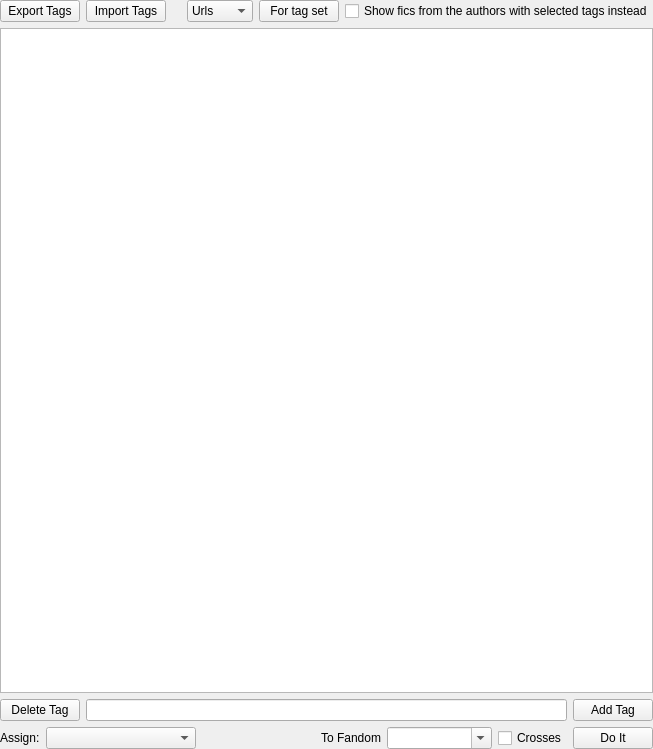
Above: UI/tagwidget.ui from Zeks/flipper before the change. Below: the same form after it.
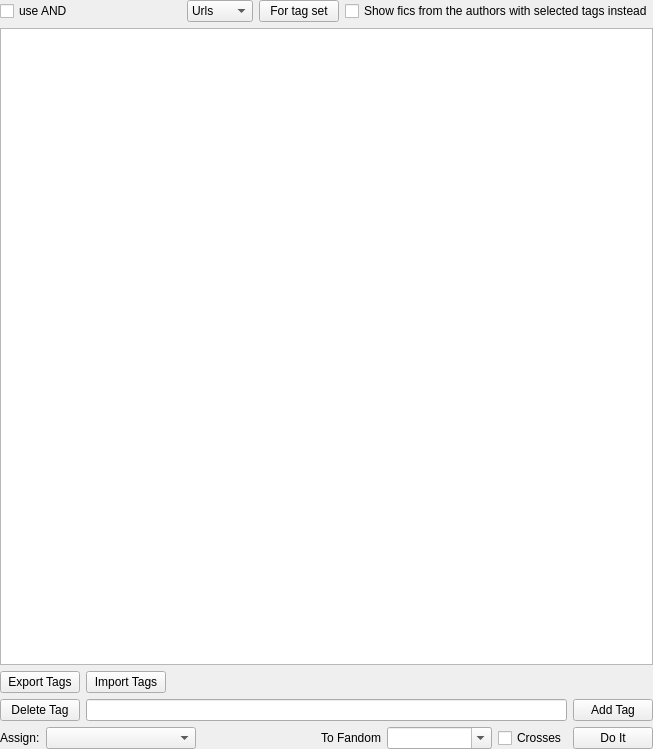
That is the form after the change. Icons and pictures are not drawn.

Diff of the .ui file:
```diff
--- a/UI/tagwidget.ui
+++ b/UI/tagwidget.ui
@@ -33,6 +33,27 @@
     <number>0</number>
    </property>
    <item row="3" column="0">
+    <layout class="QHBoxLayout" name="horizontalLayout">
+     <item>
+      <widget class="QPushButton" name="pbDeleteTag">
+       <property name="text">
+        <string>Delete Tag</string>
+       </property>
+      </widget>
+     </item>
+     <item>
+      <widget class="QLineEdit" name="leTag"/>
+     </item>
+     <item>
+      <widget class="QPushButton" name="pbAddTag">
+       <property name="text">
+        <string>Add Tag</string>
+       </property>
+      </widget>
+     </item>
+    </layout>
+   </item>
+   <item row="4" column="0">
     <widget class="QWidget" name="wdgMassTag" native="true">
      <property name="minimumSize">
       <size>
@@ -129,16 +150,9 @@
    <item row="0" column="0">
     <layout class="QHBoxLayout" name="horizontalLayout_3">
      <item>
-      <widget class="QPushButton" name="pbTagExport">
+      <widget class="QCheckBox" name="chkAndForTags">
        <property name="text">
-        <string>Export Tags</string>
-       </property>
-      </widget>
-     </item>
-     <item>
-      <widget class="QPushButton" name="pbTagImport">
-       <property name="text">
-        <string>Import Tags</string>
+        <string>use AND</string>
        </property>
       </widget>
      </item>
@@ -194,33 +208,64 @@
      </item>
     </layout>
    </item>
+   <item row="2" column="0">
+    <widget class="QWidget" name="widget" native="true">
+     <property name="minimumSize">
+      <size>
+       <width>0</width>
+       <height>0</height>
+      </size>
+     </property>
+     <layout class="QHBoxLayout" name="horizontalLayout_4">
+      <property name="leftMargin">
+       <number>0</number>
+      </property>
+      <property name="topMargin">
+       <number>0</number>
+      </property>
+      <property name="rightMargin">
+       <number>0</number>
+      </property>
+      <property name="bottomMargin">
+       <number>0</number>
+      </property>
+      <item>
+       <widget class="QPushButton" name="pbTagExport">
+        <property name="text">
+         <string>Export Tags</string>
+        </property>
+       </widget>
+      </item>
+      <item>
+       <widget class="QPushButton" name="pbTagImport">
+        <property name="text">
+         <string>Import Tags</string>
+        </property>
+       </widget>
+      </item>
+      <item>
+       <spacer name="horizontalSpacer_3">
+        <property name="orientation">
+         <enum>Qt::Horizontal</enum>
+        </property>
+        <property name="sizeHint" stdset="0">
+         <size>
+          <width>488</width>
+          <height>20</height>
+         </size>
+        </property>
+       </spacer>
+      </item>
+     </layout>
+    </widget>
+   </item>
    <item row="1" column="0">
     <widget class="QTextBrowser" name="edtTags"/>
    </item>
-   <item row="2" column="0">
-    <layout class="QHBoxLayout" name="horizontalLayout">
-     <item>
-      <widget class="QPushButton" name="pbDeleteTag">
-       <property name="text">
-        <string>Delete Tag</string>
-       </property>
-      </widget>
-     </item>
-     <item>
-      <widget class="QLineEdit" name="leTag"/>
-     </item>
-     <item>
-      <widget class="QPushButton" name="pbAddTag">
-       <property name="text">
-        <string>Add Tag</string>
-       </property>
-      </widget>
-     </item>
-    </layout>
-   </item>
   </layout>
   <zorder>edtTags</zorder>
   <zorder>wdgMassTag</zorder>
+  <zorder>widget</zorder>
  </widget>
  <resources/>
  <connections/>
```
